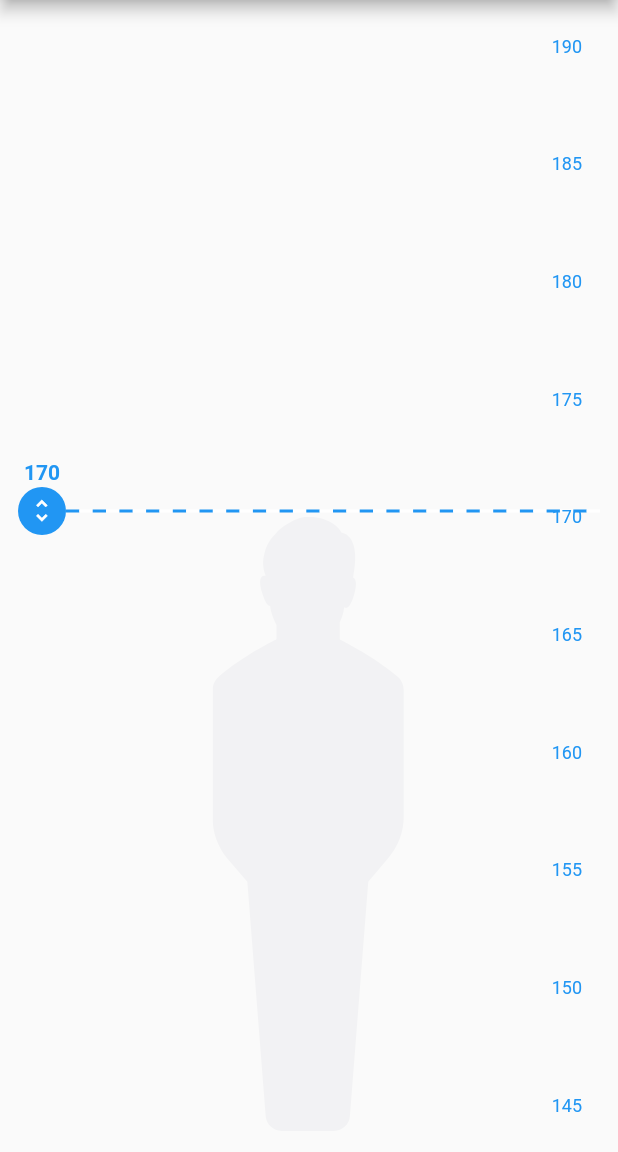
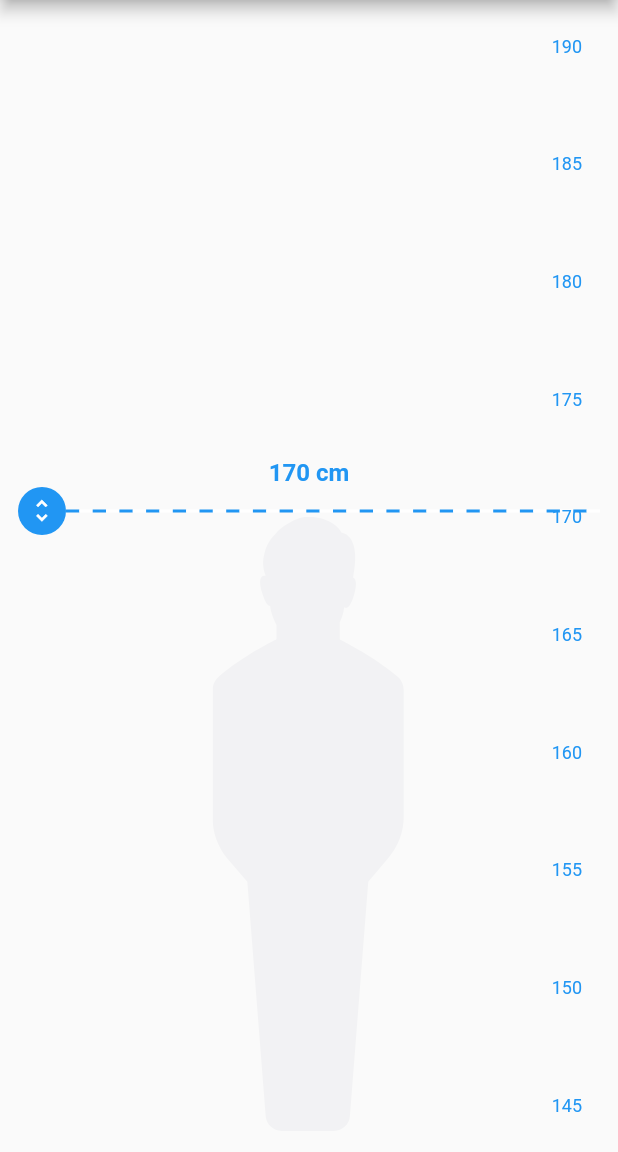
Before and after one commit to coval-solutions/height-slider, a Flutter app: the screen it shows after launch, on a phone screen of 412 x 824 dp, the part 84-1236 px from its top. Run offline on Flutter 3.47's test engine with Material 2 defaults, Android fonts, the phone set to English and light mode, and no system bars; our stand-ins replace flutter_svg.

Commit message:
BF-37: add unit parameter to height slider, and centre the height value (#10)

```diff
--- a/example/lib/main.dart
+++ b/example/lib/main.dart
@@ -40,6 +40,7 @@ class _MyHomePageState extends State<MyHomePage> {
         child: HeightSlider(
           height: height,
           onChange: (val) => setState(() => height = val),
+          unit: 'cm', // optional
         ),
       ),
     );
--- a/lib/height_slider.dart
+++ b/lib/height_slider.dart
@@ -2,12 +2,13 @@ import 'dart:math' as math;
 
 import 'package:flutter/material.dart';
 import 'package:flutter_svg/flutter_svg.dart';
-import 'package:height_slider/src/height_slider_interal.dart';
+import 'package:height_slider/src/height_slider_internal.dart';
 
 class HeightSlider extends StatefulWidget {
   final int maxHeight;
   final int minHeight;
   final int height;
+  final String unit;
   final String personImagePath;
   final Color primaryColor;
   final Color accentColor;
@@ -22,6 +23,7 @@ class HeightSlider extends StatefulWidget {
       @required this.onChange,
       this.maxHeight = 190,
       this.minHeight = 145,
+      this.unit = 'cm',
       this.primaryColor,
       this.accentColor,
       this.numberLineColor,
@@ -120,8 +122,9 @@ class _HeightSliderState extends State<HeightSlider> {
 
   Widget _drawSlider() {
     return Positioned(
-      child: HeightSliderInteral(
+      child: HeightSliderInternal(
           height: widget.height,
+          unit: widget.unit,
           primaryColor: widget.primaryColor ?? Theme.of(context).primaryColor,
           accentColor: widget.accentColor ?? Theme.of(context).accentColor,
           currentHeightTextColor:
--- a/lib/src/height_slider_interal.dart
+++ b/lib/src/height_slider_internal.dart
@@ -1,15 +1,17 @@
 import 'package:flutter/material.dart';
 
-class HeightSliderInteral extends StatelessWidget {
+class HeightSliderInternal extends StatelessWidget {
   final int height;
+  final String unit;
   final Color primaryColor;
   final Color accentColor;
   final Color currentHeightTextColor;
   final Color sliderCircleColor;
 
-  const HeightSliderInteral(
+  const HeightSliderInternal(
       {Key key,
       @required this.height,
+      @required this.unit,
       @required this.primaryColor,
       @required this.accentColor,
       @required this.currentHeightTextColor,
@@ -24,6 +26,7 @@ class HeightSliderInteral extends StatelessWidget {
         children: <Widget>[
           SliderLabel(
               height: this.height,
+              unit: this.unit,
               currentHeightTextColor: this.currentHeightTextColor),
           Row(
             children: <Widget>[
@@ -39,23 +42,23 @@ class HeightSliderInteral extends StatelessWidget {
 
 class SliderLabel extends StatelessWidget {
   final int height;
+  final String unit;
   final Color currentHeightTextColor;
 
   const SliderLabel(
-      {Key key, @required this.height, @required this.currentHeightTextColor})
+      {Key key,
+      @required this.height,
+      @required this.unit,
+      @required this.currentHeightTextColor})
       : super(key: key);
 
   @override
   Widget build(BuildContext context) {
-    return Padding(
-      padding: EdgeInsets.only(
-        left: 4.0,
-        bottom: 2.0,
-      ),
+    return Center(
       child: Text(
-        "$height",
+        "$height $unit",
         style: TextStyle(
-          fontSize: 14.0,
+          fontSize: 16.0,
           color: this.currentHeightTextColor,
           fontWeight: FontWeight.w600,
         ),
--- a/pubspec.yaml
+++ b/pubspec.yaml
@@ -1,6 +1,6 @@
 name: height_slider
 description: Customisable slider widget for retrieving a person's height.
-version: 1.3.0
+version: 1.3.1
 homepage: https://covalsolutions.com
 repository: https://github.com/coval-solutions/height-slider
 issue_tracker: https://github.com/coval-solutions/height-slider/issues
```
Also changed, not shown: 3 other files.
